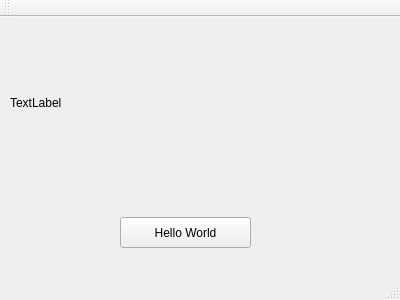
The window that mainwindow.ui (GeorgeIoak/QtSerialPort) describes before a commit, drawn with Qt 5.
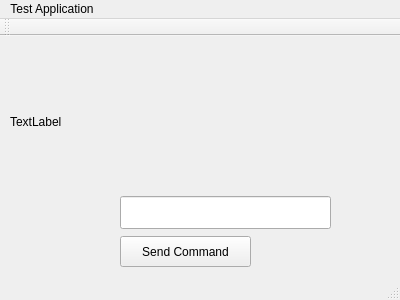
The same window after the commit.

Commit message: Updated window to accept commands

```diff
--- a/mainwindow.ui
+++ b/mainwindow.ui
@@ -24,7 +24,7 @@
      </rect>
     </property>
     <property name="text">
-     <string>Hello World</string>
+     <string>Send Command</string>
     </property>
    </widget>
    <widget class="QLabel" name="label">
@@ -40,6 +40,16 @@
      <string>TextLabel</string>
     </property>
    </widget>
+   <widget class="QLineEdit" name="lineEdit">
+    <property name="geometry">
+     <rect>
+      <x>120</x>
+      <y>160</y>
+      <width>211</width>
+      <height>33</height>
+     </rect>
+    </property>
+   </widget>
   </widget>
   <widget class="QMenuBar" name="menuBar">
    <property name="geometry">
@@ -50,6 +60,12 @@
      <height>27</height>
     </rect>
    </property>
+   <widget class="QMenu" name="menuTest_Application">
+    <property name="title">
+     <string>Test Application</string>
+    </property>
+   </widget>
+   <addaction name="menuTest_Application"/>
   </widget>
   <widget class="QToolBar" name="mainToolBar">
    <attribute name="toolBarArea">
```
Left out of the diff: 2 changed lines with no effect on the pictures. The commit also changes 2 other files.
